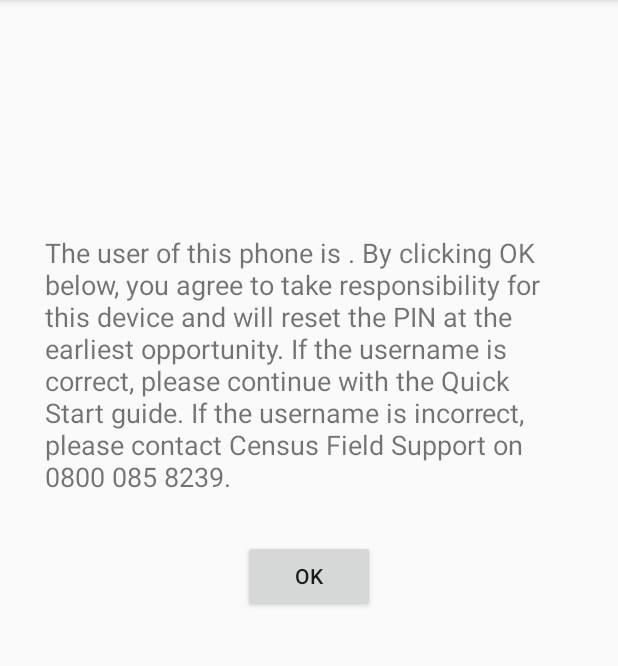
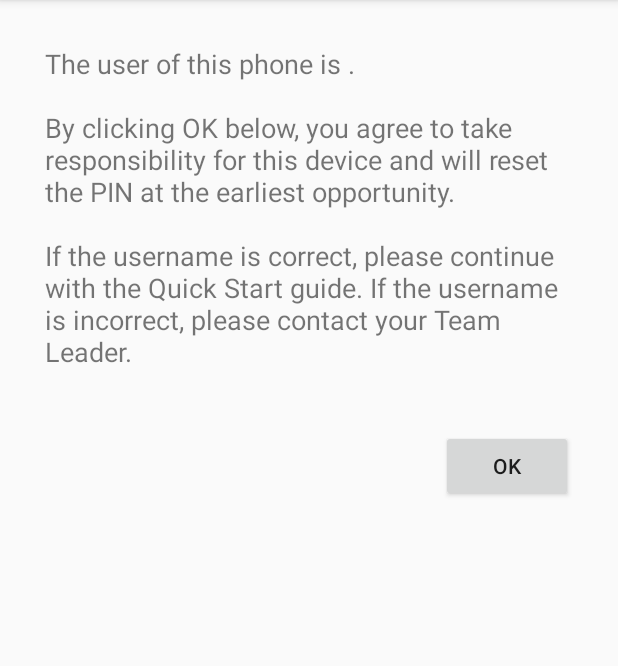
Before and after one commit to ONSdigital/android-asset-track, an Android app: the screen it shows after launch (MainActivity), on a phone screen of 412 x 824 dp, the part 84-750 px from its top. Run offline under Robolectric (Android 15) with nearby library versions, the phone set to English and light mode, and no system bars; our stand-ins replace Dagger/Hilt's generated code; libraries missing offline, so code that uses them is left out: androidx.hilt, androidx.hilt.work.

Commit message:
intro text formatted

```diff
--- a/app/build.gradle
+++ b/app/build.gradle
@@ -12,8 +12,8 @@ android {
         applicationId "uk.gov.ons.census.cfod.at"
         minSdkVersion 26
         targetSdkVersion 30
-        versionCode 6
-        versionName "1.7"
+        versionCode 7
+        versionName "1.8"
 
         testInstrumentationRunner "androidx.test.runner.AndroidJUnitRunner"
     }
--- /dev/null
+++ b/app/src/main/java/uk/gov/ons/census/cfod/at/Extensions.kt
@@ -0,0 +1,11 @@
+package uk.gov.ons.census.cfod.at
+
+import android.os.Build
+import android.text.Html
+import android.text.Spanned
+
+fun String.toHtmlSpan(): Spanned = if (Build.VERSION.SDK_INT >= Build.VERSION_CODES.N) {
+    Html.fromHtml(this, Html.FROM_HTML_MODE_LEGACY)
+} else {
+    Html.fromHtml(this)
+}
--- a/app/src/main/java/uk/gov/ons/census/cfod/at/MainActivity.kt
+++ b/app/src/main/java/uk/gov/ons/census/cfod/at/MainActivity.kt
@@ -1,7 +1,6 @@
 package uk.gov.ons.census.cfod.at
 
 import android.Manifest
-import android.app.Activity
 import android.content.Context
 import android.content.Intent
 import android.content.SharedPreferences
@@ -11,7 +10,6 @@ import android.os.Bundle
 import android.os.PowerManager
 import android.provider.Settings
 import android.telephony.TelephonyManager
-import android.text.util.Linkify
 import android.util.Log
 import android.widget.Toast
 import androidx.appcompat.app.AppCompatActivity
@@ -38,20 +36,11 @@ class MainActivity : AppCompatActivity() {
     override fun onCreate(savedInstanceState: Bundle?) {
         super.onCreate(savedInstanceState)
         setContentView(R.layout.activity_main)
-        Linkify.addLinks(infoTextView, Linkify.PHONE_NUMBERS)
         requestPermissions()
         checkBatteryOptimization()
-        close_button.setOnClickListener {
-            closeApp()
+        confirm_button.setOnClickListener {
+            finish()
         }
-    }
-
-    /**
-     * close the app and set result ok  for zero touch enrollment
-     */
-    private fun closeApp() {
-        setResult(Activity.RESULT_OK)
-        finish()
     }
 
     /**
@@ -130,10 +119,10 @@ class MainActivity : AppCompatActivity() {
     private fun readOnsId() {
         val onsId = sharedPreferences.getString(getString(R.string.ons_id), "")
         if (!onsId.isNullOrEmpty()) {
-            infoTextView.text = getString(R.string.info_text, onsId)
+            infoTextView.text = getString(R.string.info_text, onsId).toHtmlSpan()
         } else {
             val userAccount = userAccountApi.getEmail()
-            infoTextView.text = getString(R.string.info_text, userAccount)
+            infoTextView.text = getString(R.string.info_text, userAccount).toHtmlSpan()
             with(sharedPreferences.edit()) {
                 putString(getString(R.string.ons_id), userAccount)
                 commit()
--- a/app/src/main/res/layout/activity_main.xml
+++ b/app/src/main/res/layout/activity_main.xml
@@ -12,22 +12,20 @@
         android:id="@+id/infoTextView"
         android:layout_width="wrap_content"
         android:layout_height="wrap_content"
-        android:layout_marginBottom="30dp"
         android:autoLink="phone"
         android:clickable="true"
         android:textSize="@dimen/info_text_size"
-        app:layout_constraintBottom_toTopOf="@+id/close_button"
-        app:layout_constraintEnd_toEndOf="parent"
-        app:layout_constraintStart_toStartOf="parent" />
-
-    <Button
-        android:id="@+id/close_button"
-        android:layout_width="wrap_content"
-        android:layout_height="wrap_content"
-        android:text="@string/close_text"
-        app:layout_constraintBottom_toBottomOf="parent"
+        app:layout_constraintBottom_toTopOf="@+id/confirm_button"
         app:layout_constraintEnd_toEndOf="parent"
         app:layout_constraintStart_toStartOf="parent"
         app:layout_constraintTop_toTopOf="parent" />
 
+    <Button
+        android:id="@+id/confirm_button"
+        android:layout_width="wrap_content"
+        android:layout_height="wrap_content"
+        android:layout_marginTop="@dimen/button_margin_top"
+        android:text="@string/close_text"
+        app:layout_constraintEnd_toEndOf="parent"
+        app:layout_constraintTop_toBottomOf="@+id/infoTextView" />
 </androidx.constraintlayout.widget.ConstraintLayout>
--- a/app/src/main/res/values/dimens.xml
+++ b/app/src/main/res/values/dimens.xml
@@ -1,5 +1,6 @@
 <?xml version="1.0" encoding="utf-8"?>
 <resources>
     <dimen name="info_padding">30dp</dimen>
+    <dimen name="button_margin_top">40dp</dimen>
     <dimen name="info_text_size">18sp</dimen>
 </resources>
--- a/app/src/main/res/values/strings.xml
+++ b/app/src/main/res/values/strings.xml
@@ -11,6 +11,6 @@
 
     <!-- ui text -->
     <string name="close_text">OK</string>
-    <string name="info_text">The user of this phone is %1$s. By clicking OK below, you agree to take responsibility for this device and will reset the PIN at the earliest opportunity. If the username is correct, please continue with the Quick Start guide. If the username is incorrect, please contact Census Field Support on 0800 085 8239.</string>
+    <string name="info_text"> <![CDATA[The user of this phone is <b>%1$s</b>.<br><br>By clicking OK below, you agree to take responsibility for this device and will reset the PIN at the earliest opportunity.<br><br>If the username is correct, please continue with the Quick Start guide. If the username is incorrect, please contact your Team Leader.]]></string>
     <string name="allow_run_in_bg_text">Please allow the app run in background!</string>
 </resources>
```
